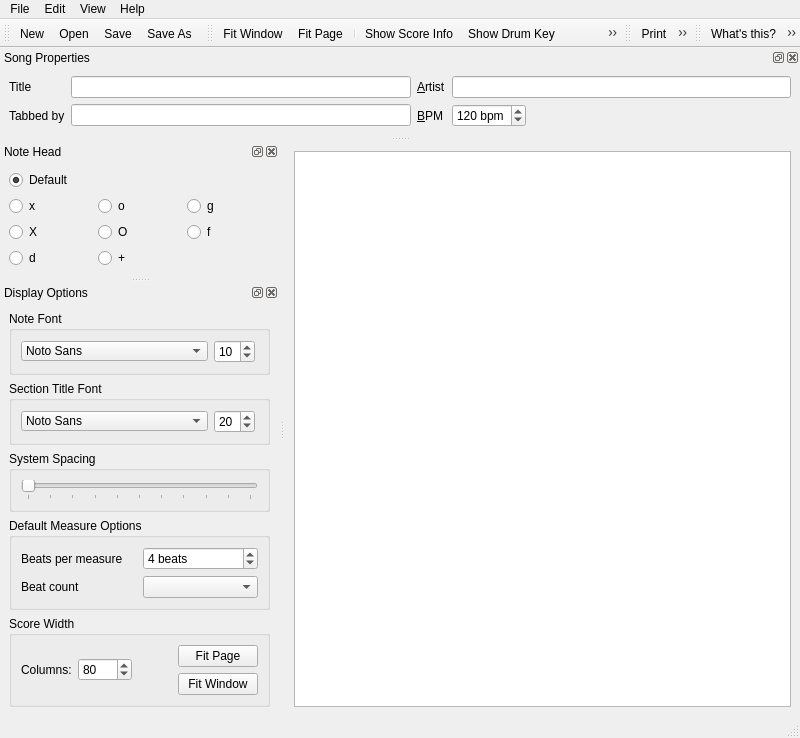
First picture: the form in src/GUI/drumburp.ui, repository Whatang/DrumBurp, before the edit.
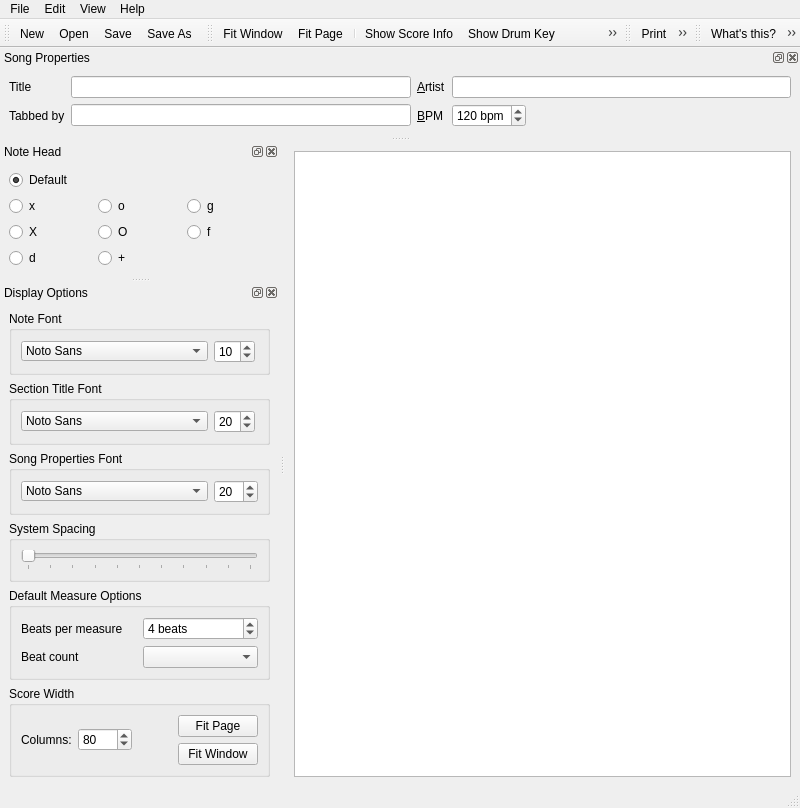
Second picture: the form after the edit. Icons and pictures are not drawn. Custom widgets are drawn as their Qt base class.

Commit message: Display metadata in the GUI.

The edit to the form file:
```diff
--- a/src/GUI/drumburp.ui
+++ b/src/GUI/drumburp.ui
@@ -7,7 +7,7 @@
     <x>0</x>
     <y>0</y>
     <width>800</width>
-    <height>668</height>
+    <height>769</height>
    </rect>
   </property>
   <property name="windowTitle">
@@ -755,6 +755,74 @@
        </layout>
       </widget>
      </item>
+     <item>
+      <widget class="QGroupBox" name="groupBox_6">
+       <property name="title">
+        <string>Song Properties Font</string>
+       </property>
+       <layout class="QHBoxLayout" name="horizontalLayout_4">
+        <item>
+         <widget class="QFontComboBox" name="metadataFontCombo">
+          <property name="enabled">
+           <bool>true</bool>
+          </property>
+          <property name="sizePolicy">
+           <sizepolicy hsizetype="MinimumExpanding" vsizetype="Fixed">
+            <horstretch>0</horstretch>
+            <verstretch>0</verstretch>
+           </sizepolicy>
+          </property>
+          <property name="minimumSize">
+           <size>
+            <width>60</width>
+            <height>20</height>
+           </size>
+          </property>
+          <property name="maximumSize">
+           <size>
+            <width>187</width>
+            <height>20</height>
+           </size>
+          </property>
+          <property name="statusTip">
+           <string>The font used to display section titles in the Score</string>
+          </property>
+          <property name="editable">
+           <bool>false</bool>
+          </property>
+          <property name="maxVisibleItems">
+           <number>20</number>
+          </property>
+          <property name="fontFilters">
+           <set>QFontComboBox::ScalableFonts</set>
+          </property>
+          <property name="currentFont">
+           <font>
+            <family>BatangChe</family>
+            <pointsize>10</pointsize>
+           </font>
+          </property>
+         </widget>
+        </item>
+        <item>
+         <widget class="QSpinBox" name="metadataFontSizeSpinbox">
+          <property name="statusTip">
+           <string>Size of section titles.</string>
+          </property>
+          <property name="minimum">
+           <number>8</number>
+          </property>
+          <property name="maximum">
+           <number>48</number>
+          </property>
+          <property name="value">
+           <number>20</number>
+          </property>
+         </widget>
+        </item>
+       </layout>
+      </widget>
+     </item>
      <item>
       <widget class="QGroupBox" name="groupBox_3">
        <property name="title">
```
Left out of the diff: 117 changed lines with no effect on the pictures. The commit also changes 6 other files.
